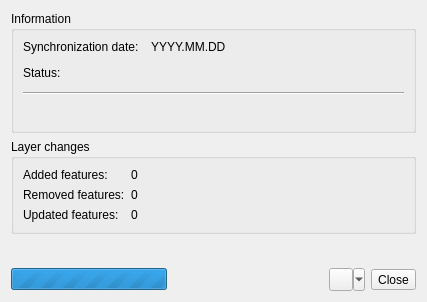
The window that src/nextgis_connect/detached_editing/detached_layer_status_dialog_base.ui (nextgis/nextgis_connect) describes before a commit, drawn with Qt 5.
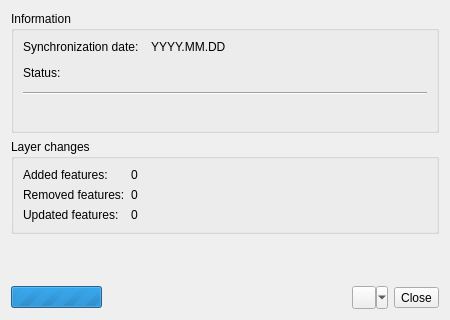
The same window after the commit.

```diff
--- a/src/nextgis_connect/detached_editing/detached_layer_status_dialog_base.ui
+++ b/src/nextgis_connect/detached_editing/detached_layer_status_dialog_base.ui
@@ -6,8 +6,8 @@
    <rect>
     <x>0</x>
     <y>0</y>
-    <width>427</width>
-    <height>302</height>
+    <width>450</width>
+    <height>320</height>
    </rect>
   </property>
   <property name="windowTitle">
@@ -150,6 +150,12 @@
     <layout class="QHBoxLayout" name="horizontalLayout">
      <item>
       <widget class="QProgressBar" name="progressBar">
+       <property name="sizePolicy">
+        <sizepolicy hsizetype="Preferred" vsizetype="Fixed">
+         <horstretch>0</horstretch>
+         <verstretch>0</verstretch>
+        </sizepolicy>
+       </property>
        <property name="minimum">
         <number>0</number>
        </property>
@@ -174,6 +180,13 @@
        </property>
       </spacer>
      </item>
+     <item>
+      <widget class="QLabel" name="warningLabel">
+       <property name="text">
+        <string/>
+       </property>
+      </widget>
+     </item>
      <item>
       <widget class="QToolButton" name="syncButton">
        <property name="text">
```
